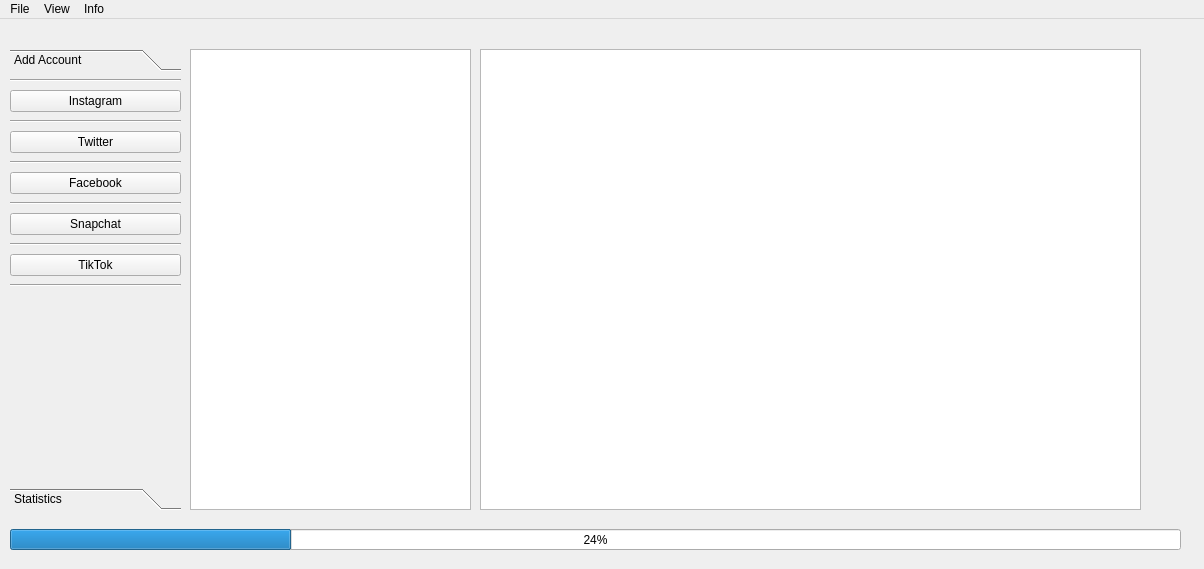
SeamusMullan/Lambda, file lambdaDesktopApp/MainWindow.ui: the form before one commit.
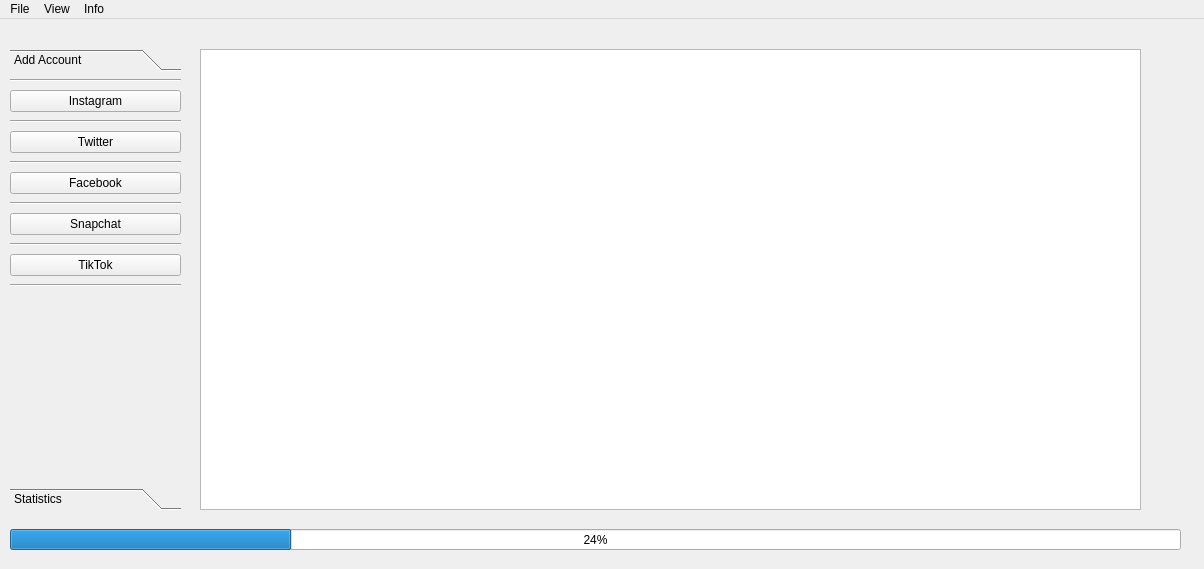
The form after the commit.

Patch:
```diff
--- a/lambdaDesktopApp/MainWindow.ui
+++ b/lambdaDesktopApp/MainWindow.ui
@@ -170,22 +170,12 @@
      </widget>
     </widget>
    </widget>
-   <widget class="QListView" name="listView">
-    <property name="geometry">
-     <rect>
-      <x>190</x>
-      <y>30</y>
-      <width>281</width>
-      <height>461</height>
-     </rect>
-    </property>
-   </widget>
    <widget class="QTableWidget" name="tableWidget">
     <property name="geometry">
      <rect>
-      <x>480</x>
+      <x>200</x>
       <y>30</y>
-      <width>661</width>
+      <width>941</width>
       <height>461</height>
      </rect>
     </property>
```
Left out of the diff: 2 changed lines with no effect on the pictures.
